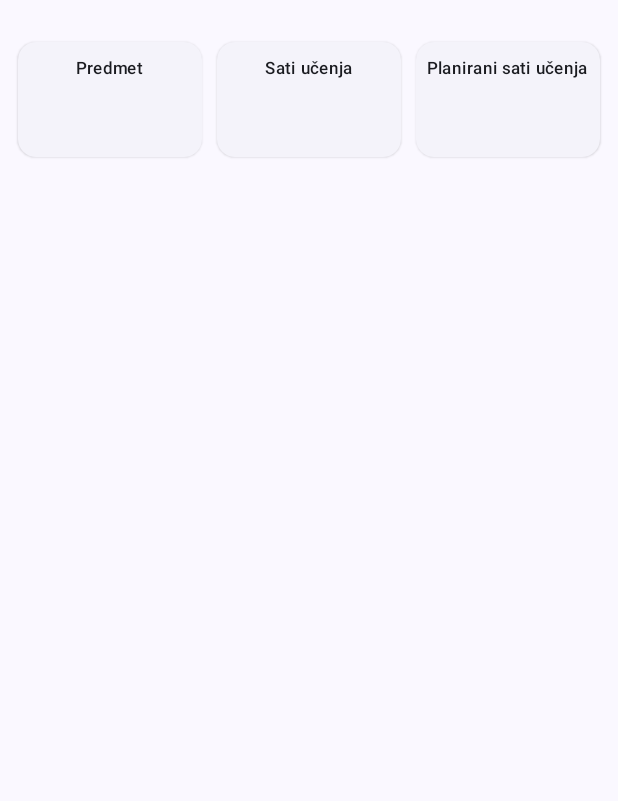
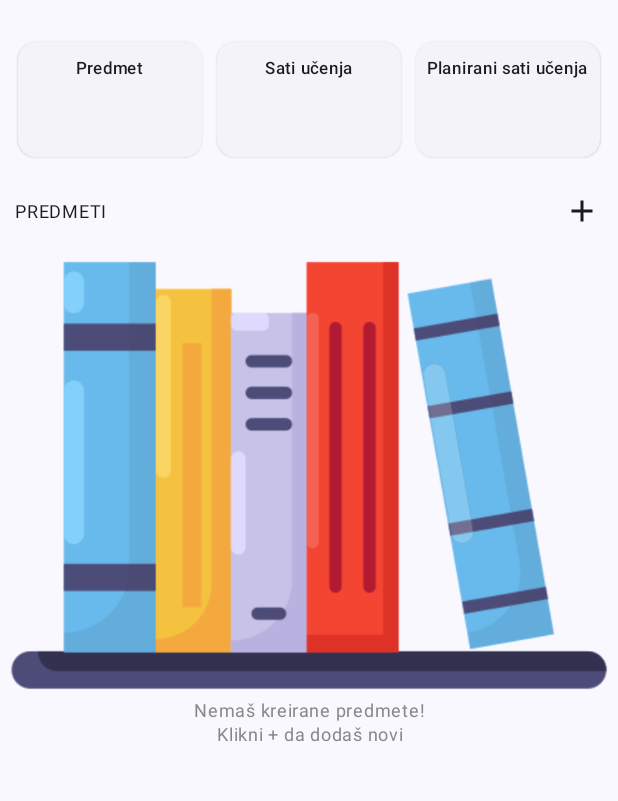
Before and after one commit to DjordjeSaric493/StudyBud, an Android app built with Jetpack Compose: the screen it shows after launch (MainActivity), on a phone screen of 412 x 824 dp, the part 72-873 px from its top. Run offline under Robolectric (Android 15) with nearby library versions, the phone set to English and light mode, and no system bars.

Commit message:
dashboard pt1-2

```diff
--- a/app/src/main/java/com/example/studybud/ui/theme/dashboard/CounterCardSec.kt
+++ b/app/src/main/java/com/example/studybud/ui/theme/dashboard/CounterCardSec.kt
@@ -1,5 +1,6 @@
 package com.example.studybud.ui.theme.dashboard
 
+import androidx.compose.foundation.Image
 import androidx.compose.foundation.layout.Arrangement
 import androidx.compose.foundation.layout.Column
 import androidx.compose.foundation.layout.Row
@@ -7,6 +8,8 @@ import androidx.compose.foundation.layout.Spacer
 import androidx.compose.foundation.layout.fillMaxWidth
 import androidx.compose.foundation.layout.padding
 import androidx.compose.foundation.layout.width
+import androidx.compose.foundation.lazy.LazyRow
+import androidx.compose.foundation.lazy.items
 import androidx.compose.material.icons.Icons
 import androidx.compose.material.icons.filled.Add
 import androidx.compose.material3.Icon
@@ -16,8 +19,15 @@ import androidx.compose.material3.Text
 import androidx.compose.runtime.Composable
 import androidx.compose.ui.Alignment
 import androidx.compose.ui.Modifier
+import androidx.compose.ui.graphics.Color
+import androidx.compose.ui.res.painterResource
+import androidx.compose.ui.text.style.TextAlign
 import androidx.compose.ui.unit.dp
+import com.example.studybud.R
+import com.example.studybud.model.Subject
 import com.example.studybud.ui.theme.components.CountCard
+import com.example.studybud.ui.theme.components.SubjCard
+import com.example.studybud.ui.theme.gradient1
 
 @Composable
 //ovde prikazuje ove kartice sa podacima, kolko sam učio i slično
@@ -54,22 +64,52 @@ fun CounterCardSec(
     }
 }
 @Composable
-private fun SubjCardSec(
-    modifier: Modifier
-){
+fun SubjCardSec(
+    modifier: Modifier,
+    subjList: List<Subject> ,//pravim listu predmeta
+    emptyListText: String = "Nemaš kreirane predmete!\nKlikni + da dodaš novi"
+
+) {
     Column {
         Row(
             modifier = Modifier.fillMaxWidth(),
             verticalAlignment = Alignment.CenterVertically,
-            horizontalArrangement = Arrangement.SpaceBetween) {
-        Text(
-            text = "PREDMETI",
-            style= MaterialTheme.typography.bodySmall,
-            modifier = Modifier.padding(start=10.dp)
-        )
+            horizontalArrangement = Arrangement.SpaceBetween
+        ) {
+            Text(
+                text = "PREDMETI",
+                style = MaterialTheme.typography.bodySmall,
+                modifier = Modifier.padding(start = 10.dp)
+            )
             IconButton(onClick = {}) {
-                Icon(imageVector = Icons.Default.Add,
-                        contentDescription = "Dodaj predmet")
+                Icon(
+                    imageVector = Icons.Default.Add,
+                    contentDescription = "Dodaj predmet"
+                )
+            }
+        } //ako nemam listu predmeta, daj mi generičku sliku
+        if (subjList.isEmpty()) {
+            //
+            Image(
+                painter = painterResource(R.drawable.img_books),
+                contentDescription = emptyListText
+            )
+            Text(
+                modifier = Modifier.fillMaxWidth(),
+                text = emptyListText,
+                style = MaterialTheme.typography.bodySmall,
+                color = Color.Gray,
+                textAlign = TextAlign.Center
+            )
+        }
+        LazyRow {
+            items(subjList){
+                item: Subject ->
+                SubjCard(
+                    modifier=Modifier,
+                    subjectName ="" ,
+                    gradientColors = gradient1,
+                ) { }
             }
         }
     }
--- a/app/src/main/java/com/example/studybud/ui/theme/dashboard/DashboardScr.kt
+++ b/app/src/main/java/com/example/studybud/ui/theme/dashboard/DashboardScr.kt
@@ -34,6 +34,13 @@ fun DashboardScr(
                     ciljSati = "26"
                 )
             }
+            item {
+                SubjCardSec(
+                    modifier = Modifier.fillMaxWidth(),
+                    subjList = emptyList(),
+
+                )
+            }
         }
     }
 }
```
Also changed, not shown: app/src/main/java/com/example/studybud/ui/theme/components/SubjCard.kt (added, +51 -0 lines).
